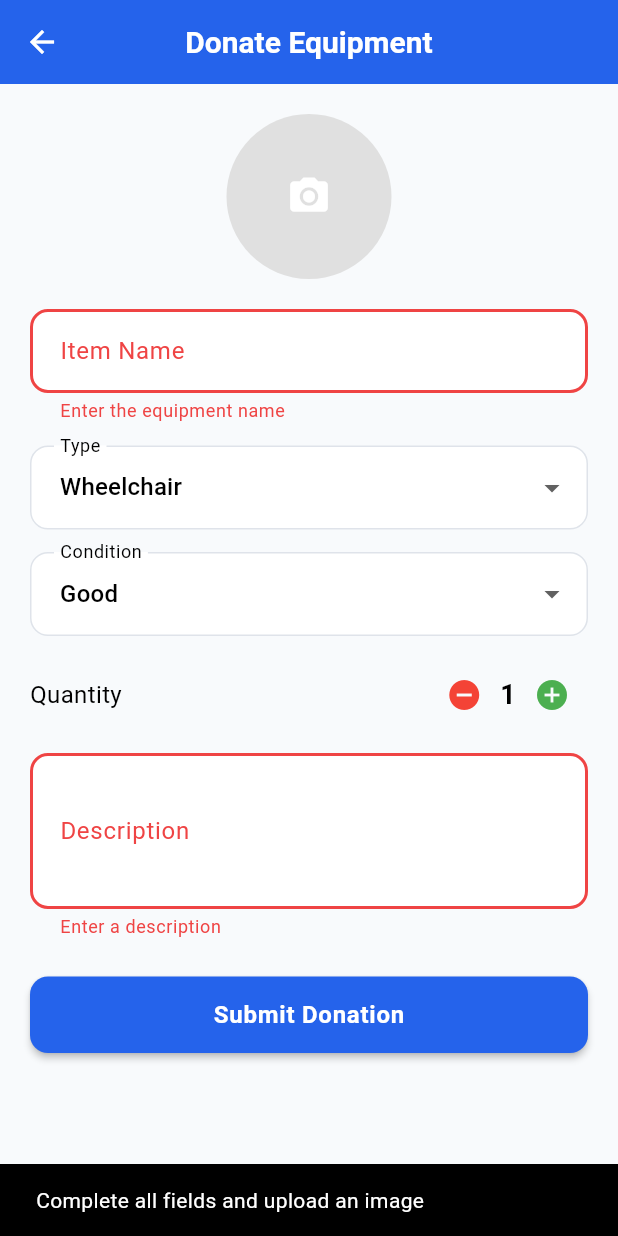
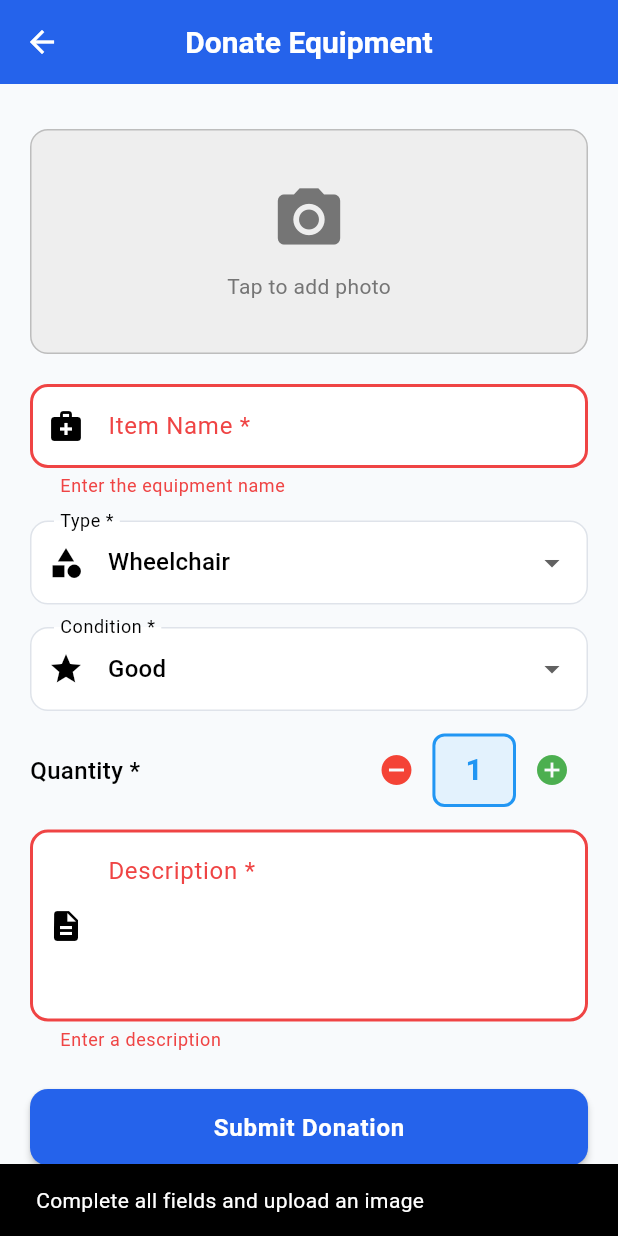
Before and after one commit to AhmedGTaha/care_center_app, a Flutter app: the DonationPage screen opened directly, after a tap on "Submit Donation", on a phone screen of 412 x 824 dp. Run offline on Flutter 3.47's test engine with Material 3 defaults, Android fonts, the phone set to English and light mode, and no system bars; our stand-ins replace cloud_firestore, firebase_auth, firebase_core, flutter_image_compress, image_picker; accounts and stored records are empty.

Commit message:
fixed UI

```diff
--- a/lib/screens/donations/donation_page.dart
+++ b/lib/screens/donations/donation_page.dart
@@ -4,7 +4,6 @@ import 'package:image_picker/image_picker.dart';
 import 'package:flutter_image_compress/flutter_image_compress.dart';
 import 'package:path_provider/path_provider.dart';
 import 'package:firebase_auth/firebase_auth.dart';
-
 import '../../services/donation_service.dart';
 
 class DonationPage extends StatefulWidget {
@@ -26,6 +25,8 @@ class _DonationPageState extends State<DonationPage> {
   int quantity = 1;
 
   File? selectedImage;
+  bool submitting = false;
+
   final service = DonationService();
 
   Future<void> pickImage() async {
@@ -43,8 +44,7 @@ class _DonationPageState extends State<DonationPage> {
       donateDir.createSync(recursive: true);
     }
 
-    final output =
-        "${donateDir.path}/don_${DateTime.now().millisecondsSinceEpoch}.jpg";
+    final output = "${donateDir.path}/don_${DateTime.now().millisecondsSinceEpoch}.jpg";
 
     final compressed = await FlutterImageCompress.compressAndGetFile(
       file.path,
@@ -63,8 +63,11 @@ class _DonationPageState extends State<DonationPage> {
       return;
     }
 
+    setState(() => submitting = true);
+
+    try {
+      final path = await saveDonationImage(selectedImage!);
       final uid = FirebaseAuth.instance.currentUser!.uid;
-    final path = await saveDonationImage(selectedImage!);
 
       await service.submitDonation(
         userId: uid,
@@ -81,6 +84,13 @@ class _DonationPageState extends State<DonationPage> {
       );
 
       Navigator.pop(context);
+    } catch (e) {
+      setState(() => submitting = false);
+
+      ScaffoldMessenger.of(context).showSnackBar(
+        SnackBar(content: Text("Error: $e")),
+      );
+    }
   }
 
   @override
@@ -90,48 +100,88 @@ class _DonationPageState extends State<DonationPage> {
         title: const Text("Donate Equipment"),
         centerTitle: true,
       ),
-
       body: SingleChildScrollView(
         padding: const EdgeInsets.all(20),
         child: Form(
           key: _formKey,
           child: Column(
             children: [
+
+              // Image Picker
+              const SizedBox(height: 10),
               GestureDetector(
                 onTap: pickImage,
-                child: CircleAvatar(
-                  radius: 55,
-                  backgroundColor: Colors.grey.shade300,
-                  backgroundImage:
-                      selectedImage != null ? FileImage(selectedImage!) : null,
-                  child: selectedImage == null
-                      ? const Icon(Icons.camera_alt, size: 30)
-                      : null,
+                child: Container(
+                  height: 150,
+                  width: double.infinity,
+                  decoration: BoxDecoration(
+                    color: Colors.grey.shade200,
+                    borderRadius: BorderRadius.circular(12),
+                    border: Border.all(color: Colors.grey.shade400),
+                  ),
+                  child: selectedImage != null
+                      ? ClipRRect(
+                          borderRadius: BorderRadius.circular(12),
+                          child: Image.file(
+                            selectedImage!,
+                            fit: BoxFit.cover,
+                          ),
+                        )
+                      : Column(
+                          mainAxisAlignment: MainAxisAlignment.center,
+                          children: [
+                            Icon(Icons.camera_alt,
+                                size: 50, color: Colors.grey.shade600),
+                            const SizedBox(height: 10),
+                            Text(
+                              "Tap to add photo",
+                              style: TextStyle(color: Colors.grey.shade600),
+                            ),
+                          ],
+                        ),
                 ),
               ),
 
               const SizedBox(height: 20),
 
+              // Item Name
               TextFormField(
                 controller: itemCtrl,
-                decoration: const InputDecoration(labelText: "Item Name"),
-                validator: (v) => v!.isEmpty ? "Enter the equipment name" : null,
+                decoration: const InputDecoration(
+                  labelText: "Item Name *",
+                  border: OutlineInputBorder(),
+                  prefixIcon: Icon(Icons.medical_services),
+                ),
+                validator: (v) =>
+                    v!.isEmpty ? "Enter the equipment name" : null,
               ),
 
               const SizedBox(height: 15),
 
+              // Type Dropdown
               DropdownButtonFormField(
-                decoration: const InputDecoration(labelText: "Type"),
+                decoration: const InputDecoration(
+                  labelText: "Type *",
+                  border: OutlineInputBorder(),
+                  prefixIcon: Icon(Icons.category),
+                ),
                 initialValue: type,
                 items: const [
-                  DropdownMenuItem(value: "Wheelchair", child: Text("Wheelchair")),
+                  DropdownMenuItem(
+                      value: "Wheelchair", child: Text("Wheelchair")),
                   DropdownMenuItem(value: "Walker", child: Text("Walker")),
                   DropdownMenuItem(value: "Crutches", child: Text("Crutches")),
-                  DropdownMenuItem(value: "Hospital Bed", child: Text("Hospital Bed")),
-                  DropdownMenuItem(value: "Oxygen Machine", child: Text("Oxygen Machine")),
-                  DropdownMenuItem(value: "Medical Monitor", child: Text("Medical Monitor")),
-                  DropdownMenuItem(value: "Mobility Scooter", child: Text("Mobility Scooter")),
-                  DropdownMenuItem(value: "Hoist / Lift", child: Text("Hoist / Lift")),
+                  DropdownMenuItem(
+                      value: "Hospital Bed", child: Text("Hospital Bed")),
+                  DropdownMenuItem(
+                      value: "Oxygen Machine", child: Text("Oxygen Machine")),
+                  DropdownMenuItem(
+                      value: "Medical Monitor", child: Text("Medical Monitor")),
+                  DropdownMenuItem(
+                      value: "Mobility Scooter",
+                      child: Text("Mobility Scooter")),
+                  DropdownMenuItem(
+                      value: "Hoist / Lift", child: Text("Hoist / Lift")),
                   DropdownMenuItem(value: "Chair", child: Text("Chair")),
                   DropdownMenuItem(value: "Other", child: Text("Other")),
                 ],
@@ -140,8 +190,13 @@ class _DonationPageState extends State<DonationPage> {
 
               const SizedBox(height: 15),
 
+              // Condition Dropdown
               DropdownButtonFormField(
-                decoration: const InputDecoration(labelText: "Condition"),
+                decoration: const InputDecoration(
+                  labelText: "Condition *",
+                  border: OutlineInputBorder(),
+                  prefixIcon: Icon(Icons.star),
+                ),
                 initialValue: condition,
                 items: const [
                   DropdownMenuItem(value: "New", child: Text("New")),
@@ -155,9 +210,12 @@ class _DonationPageState extends State<DonationPage> {
 
               const SizedBox(height: 15),
 
+              // Quantity
               Row(
                 children: [
-                  const Text("Quantity", style: TextStyle(fontSize: 16)),
+                  const Text("Quantity *",
+                      style:
+                          TextStyle(fontSize: 16, fontWeight: FontWeight.w500)),
                   const Spacer(),
                   IconButton(
                     icon: const Icon(Icons.remove_circle, color: Colors.red),
@@ -165,9 +223,22 @@ class _DonationPageState extends State<DonationPage> {
                         ? () => setState(() => quantity--)
                         : null,
                   ),
-                  Text(
+                  Container(
+                    padding:
+                        const EdgeInsets.symmetric(horizontal: 20, vertical: 8),
+                    decoration: BoxDecoration(
+                      color: Colors.blue.shade50,
+                      borderRadius: BorderRadius.circular(8),
+                      border: Border.all(color: Colors.blue, width: 2),
+                    ),
+                    child: Text(
                       quantity.toString(),
-                    style: const TextStyle(fontSize: 18, fontWeight: FontWeight.bold),
+                      style: const TextStyle(
+                        fontSize: 20,
+                        fontWeight: FontWeight.bold,
+                        color: Colors.blue,
+                      ),
+                    ),
                   ),
                   IconButton(
                     icon: const Icon(Icons.add_circle, color: Colors.green),
@@ -178,20 +249,29 @@ class _DonationPageState extends State<DonationPage> {
 
               const SizedBox(height: 15),
 
+              // Description
               TextFormField(
                 controller: descCtrl,
-                decoration: const InputDecoration(labelText: "Description"),
-                maxLines: 3,
+                decoration: const InputDecoration(
+                  labelText: "Description *",
+                  border: OutlineInputBorder(),
+                  prefixIcon: Icon(Icons.description),
+                  alignLabelWithHint: true,
+                ),
+                maxLines: 4,
                 validator: (v) => v!.isEmpty ? "Enter a description" : null,
               ),
 
               const SizedBox(height: 25),
 
+              // Submit Button
               SizedBox(
                 width: double.infinity,
                 child: ElevatedButton(
-                  onPressed: submitDonation,
-                  child: const Text("Submit Donation"),
+                  onPressed: submitting ? null : submitDonation,
+                  child: submitting
+                      ? const CircularProgressIndicator(color: Colors.white)
+                      : const Text("Submit Donation"),
                 ),
               ),
             ],
```
Lines whose indentation alone changed are shown as unchanged.
